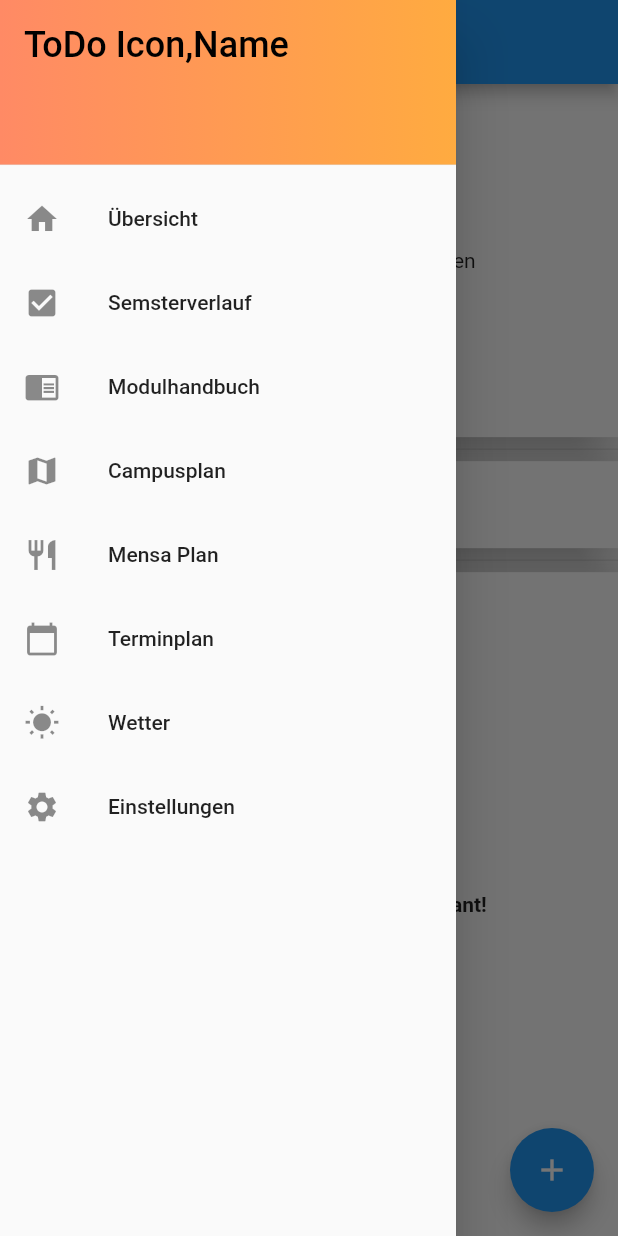
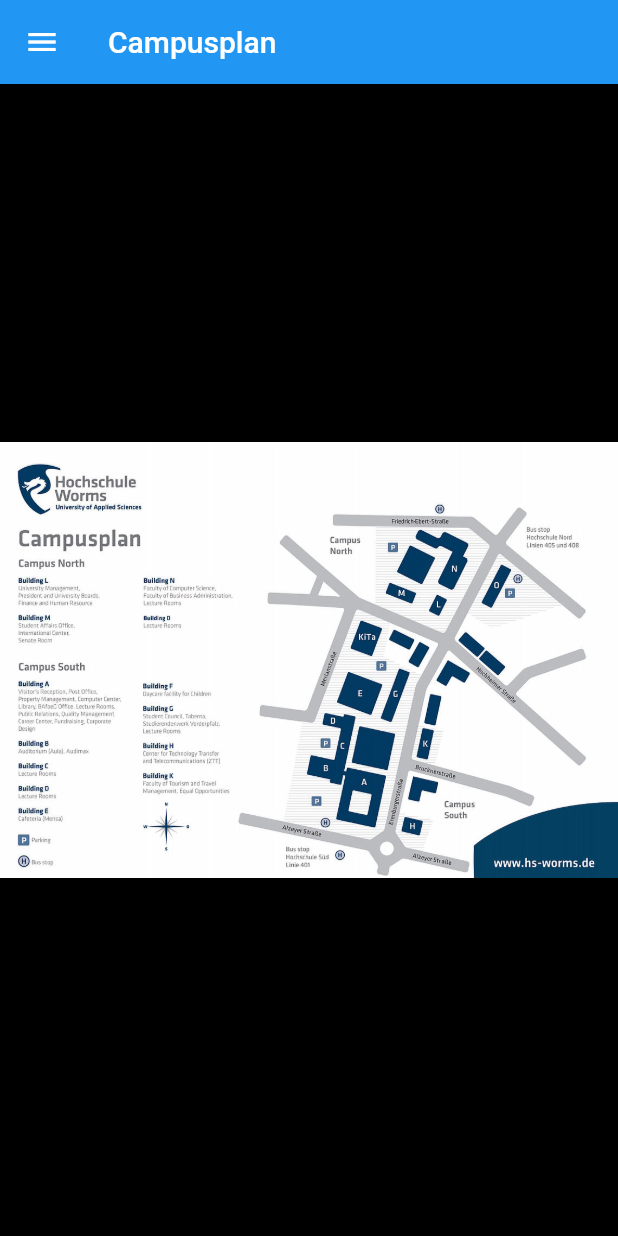
Before and after one commit to AlfredTachi/MyStudyBuddy2020, a Flutter app: the screen it shows after launch, in the side drawer, after a tap on "Campusplan", on a phone screen of 412 x 824 dp. Run offline on Flutter 3.47's test engine with Material 2 defaults, Android fonts, the phone set to English and light mode, and no system bars; drawn by our look-alikes of photo_view; our stand-ins replace webview_flutter.

Commit message:
inserted campusplan image; activated zoom

```diff
--- /dev/null
+++ b/lib/campus_plan/campus_plan.dart
@@ -0,0 +1,28 @@
+import 'package:flutter/material.dart';
+import 'package:photo_view/photo_view.dart';
+import '../drawer/drawer.dart';
+
+class CampusPlan extends StatefulWidget {
+  @override
+  CampusPlanState createState() => CampusPlanState();
+}
+
+class CampusPlanState extends State<CampusPlan> {
+  @override
+  Widget build(BuildContext context) {
+    return Scaffold(
+      appBar: AppBar(
+        title: Text("Campusplan"),
+      ),
+      drawer: OwnDrawer(),
+      body: PhotoView(
+        imageProvider: AssetImage("assets/images/campusplan.jpg"
+        ),
+        minScale: PhotoViewComputedScale.contained*0.5,      //image can be scaled down to 50% of screenwidth
+        maxScale: PhotoViewComputedScale.covered*4,         //image can be scaled up to 400% of screenheight
+
+      )
+
+    );
+  }
+}
--- a/lib/drawer/drawer.dart
+++ b/lib/drawer/drawer.dart
@@ -51,7 +51,7 @@ class _OwnDrawerState extends State<OwnDrawer> {
           leading: Icon(Icons.map),
           title: Text('Campusplan'),
           onTap: () {
-            // Navigator.pushNamed(context, '/todo');
+            Navigator.pushNamed(context, '/map');
           },
         ),
         ListTile(
--- a/lib/route_manager/route_manager.dart
+++ b/lib/route_manager/route_manager.dart
@@ -1,3 +1,4 @@
+import 'package:MyStudyBuddy2/campus_plan/campus_plan.dart';
 import 'package:MyStudyBuddy2/dashboard/dashboard.dart';
 import 'package:MyStudyBuddy2/mensa_plan/mensa_plan.dart';
 import 'package:MyStudyBuddy2/weather/weather.dart';
@@ -12,6 +13,8 @@ class RouteGenerator {
         return MaterialPageRoute(builder: (_) => MensaPlan());
       case '/weather':
         return MaterialPageRoute(builder: (_) => Weather());
+       case '/map':
+        return MaterialPageRoute(builder: (_) => CampusPlan());
       default:
         return _errorRoute();
     }
--- a/pubspec.yaml
+++ b/pubspec.yaml
@@ -25,6 +25,7 @@ dependencies:
   # The following adds the Cupertino Icons font to your application.
   # Use with the CupertinoIcons class for iOS style icons.
   cupertino_icons: ^0.1.2
+  photo_view:
 
 dev_dependencies:
   flutter_test:
@@ -42,8 +43,8 @@ flutter:
   uses-material-design: true
 
   # To add assets to your application, add an assets section, like this:
-  # assets:
-  #   - images/a_dot_burr.jpeg
+  assets:
+      - assets/images/
   #   - images/a_dot_ham.jpeg
 
   # An image asset can refer to one or more resolution-specific "variants", see
```
Also changed, not shown: assets/images/campusplan.jpg (added), pubspec.lock.
